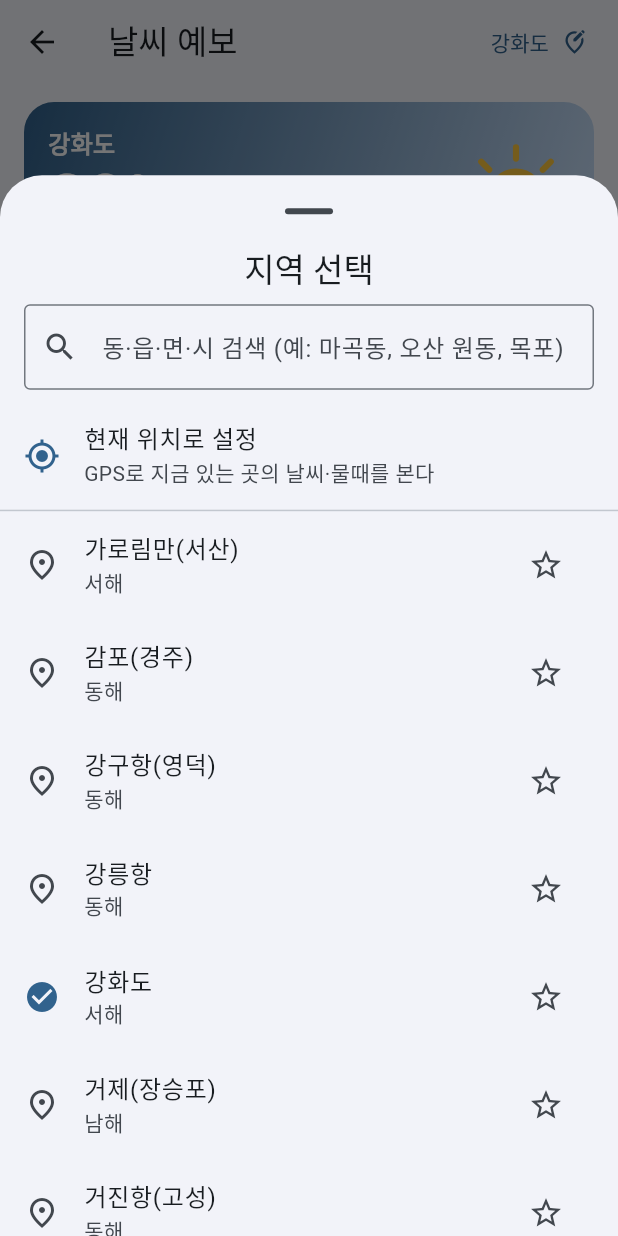
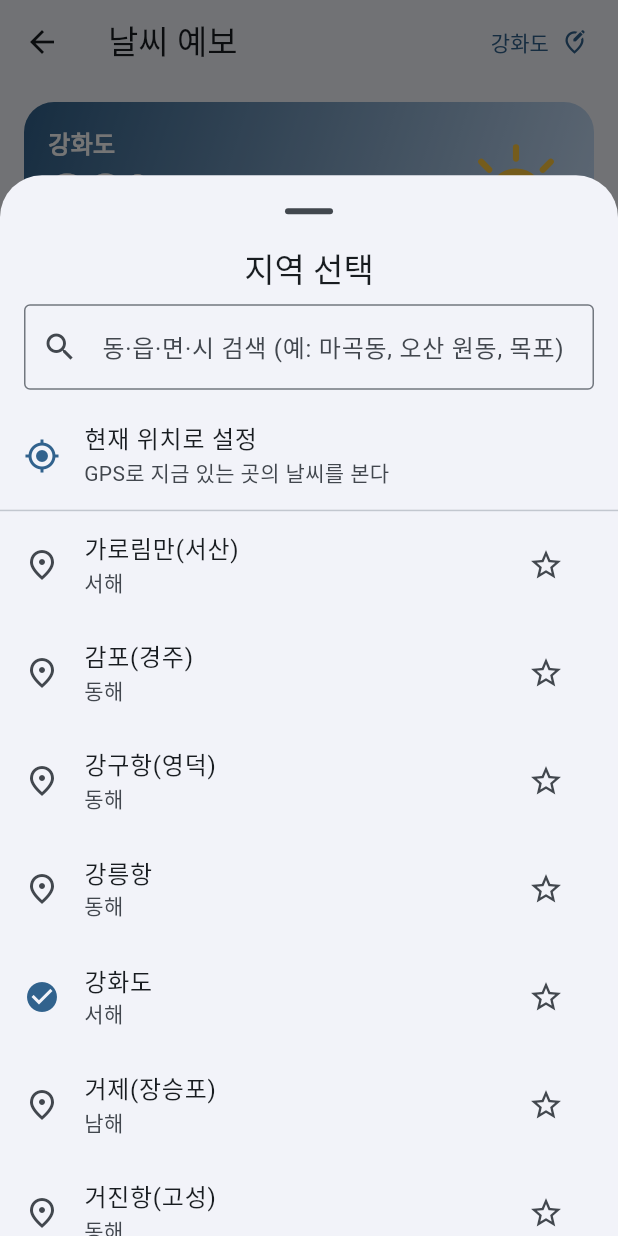
Before and after one commit to bisan74-lab/BadaMobile, a Flutter app: the KmaWeatherScreen screen opened directly, after a tap on "15일", after a tap on "강화도", on a phone screen of 412 x 824 dp. Run offline on Flutter 3.47's test engine with Material 3 defaults, Android fonts, the phone set to English and light mode, and no system bars; our stand-ins replace flutter_riverpod, geolocator, shared_preferences; accounts and stored records are empty; network calls fail.

Commit message:
현재 위치는 날씨 탭 전용, 날씨 지역을 다른 탭과 완전 분리
- "현재 위치로 설정"을 날씨 탭 지역 선택 시트에서만 제공(홈/물때/Windy 미노출)
- 앱 시작 시 현재 위치는 weatherLocationProvider에만 적용(첫 실행·저장 없음 때)
- weatherLocationProvider 기본값이 공용 selectedLocationProvider를 참조하지
  않도록 분리 — 두 지역을 완전 독립 관리
- 앱 버전 v0.1.02

Co-Authored-By: Claude Opus 4.8 <noreply@anthropic.com>
Claude-Session: https://claude.ai/code/session_01UwJAvLga6vHoPoML5Ts7qP

```diff
--- a/lib/features/locations/presentation/providers.dart
+++ b/lib/features/locations/presentation/providers.dart
@@ -106,8 +106,9 @@ class WeatherLocationNotifier extends Notifier<SeaLocation> {
         // 손상 시 아래 폴백으로.
       }
     }
-    // 날씨 탭 최초 진입 시엔 공용 선택 지역을 초기값으로 따른다.
-    return ref.read(selectedLocationProvider);
+    // 공용 지역(홈/물때/Windy)과 완전히 분리한다 — 저장값이 없으면 기본
+    // 지점으로 시작하고, 앱 시작 시 첫 실행이면 현재 위치로 대체된다.
+    return ref.read(locationsProvider).first;
   }
 
   void select(SeaLocation location) {
--- a/lib/features/locations/presentation/widgets/location_picker_sheet.dart
+++ b/lib/features/locations/presentation/widgets/location_picker_sheet.dart
@@ -124,7 +124,8 @@ class _LocationPickerSheetState extends ConsumerState<_LocationPickerSheet> {
           Expanded(
             child: ListView(
               children: [
-                // 현재 위치.
+                // 현재 위치 — 날씨 탭에서만 제공(홈/물때/Windy는 미적용).
+                if (widget.forWeather) ...[
                   ListTile(
                     leading: _locating
                         ? const SizedBox(
@@ -134,10 +135,11 @@ class _LocationPickerSheetState extends ConsumerState<_LocationPickerSheet> {
                           )
                         : Icon(Icons.my_location, color: scheme.primary),
                     title: const Text('현재 위치로 설정'),
-                  subtitle: const Text('GPS로 지금 있는 곳의 날씨·물때를 본다'),
+                    subtitle: const Text('GPS로 지금 있는 곳의 날씨를 본다'),
                     onTap: _locating ? null : _useCurrentLocation,
                   ),
                   const Divider(height: 1),
+                ],
 
                 // 내장 지점(즐겨찾기·주요 항구/지역).
                 for (final loc in filtered)
--- a/lib/features/settings/app_info.dart
+++ b/lib/features/settings/app_info.dart
@@ -4,7 +4,7 @@ class AppInfo {
   const AppInfo._();
 
   static const appName = '바다 윈디';
-  static const appVersion = '0.1.01';
+  static const appVersion = '0.1.02';
   static const releaseDate = '2026-07-19';
 
   /// 오류신고 및 사업제휴 문의 이메일.
--- a/pubspec.yaml
+++ b/pubspec.yaml
@@ -2,7 +2,7 @@ name: bada_mobile
 description: "물때·조석 정보와 바람·해양 날씨를 한 앱에서 - BadaMobile (바다윈디)"
 publish_to: 'none'
 
-version: 0.1.1+2
+version: 0.1.2+3
 
 environment:
   sdk: ^3.8.1
```
Also changed, not shown: lib/app/app.dart (+6 -8 lines), 1 other file. Lines whose indentation alone changed are shown as unchanged.
